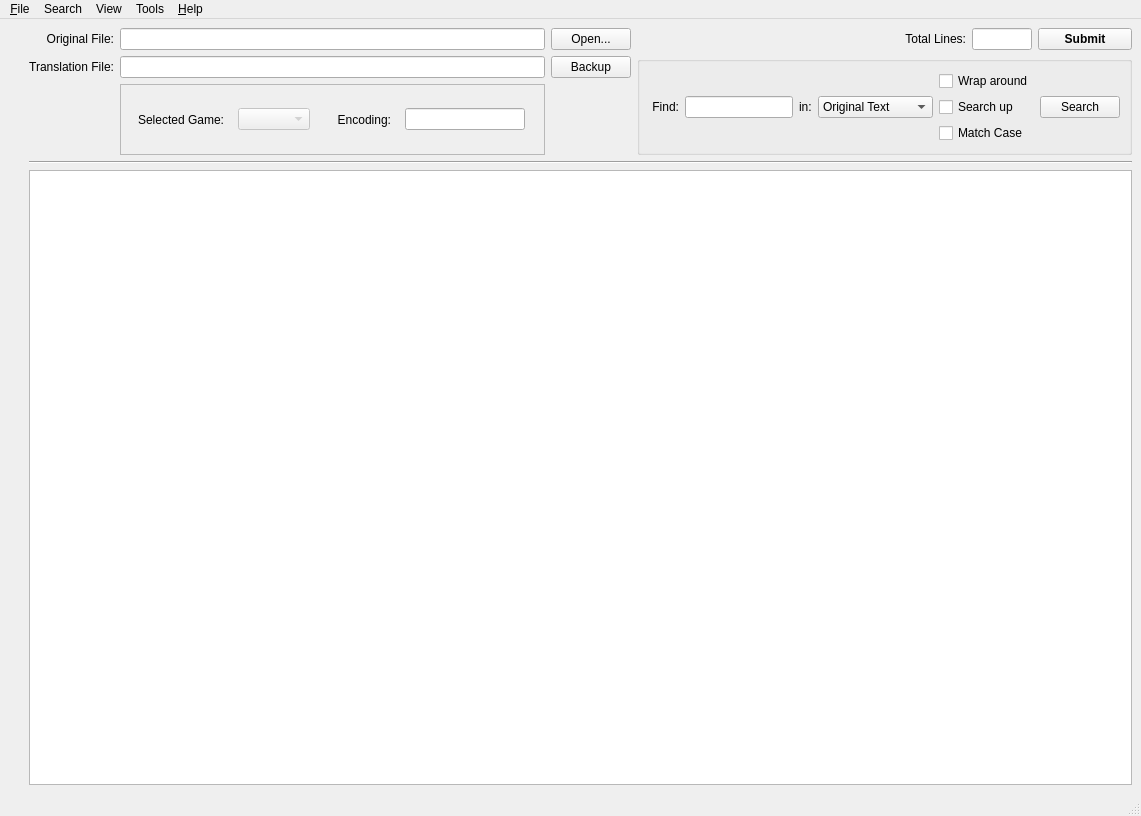
This is MISETranslatorSuite/ui/MISEDialogTranslateUIWin.ui in ShadowNate/MISETranslator as Qt 5 draws it before an edit. The edited form follows.
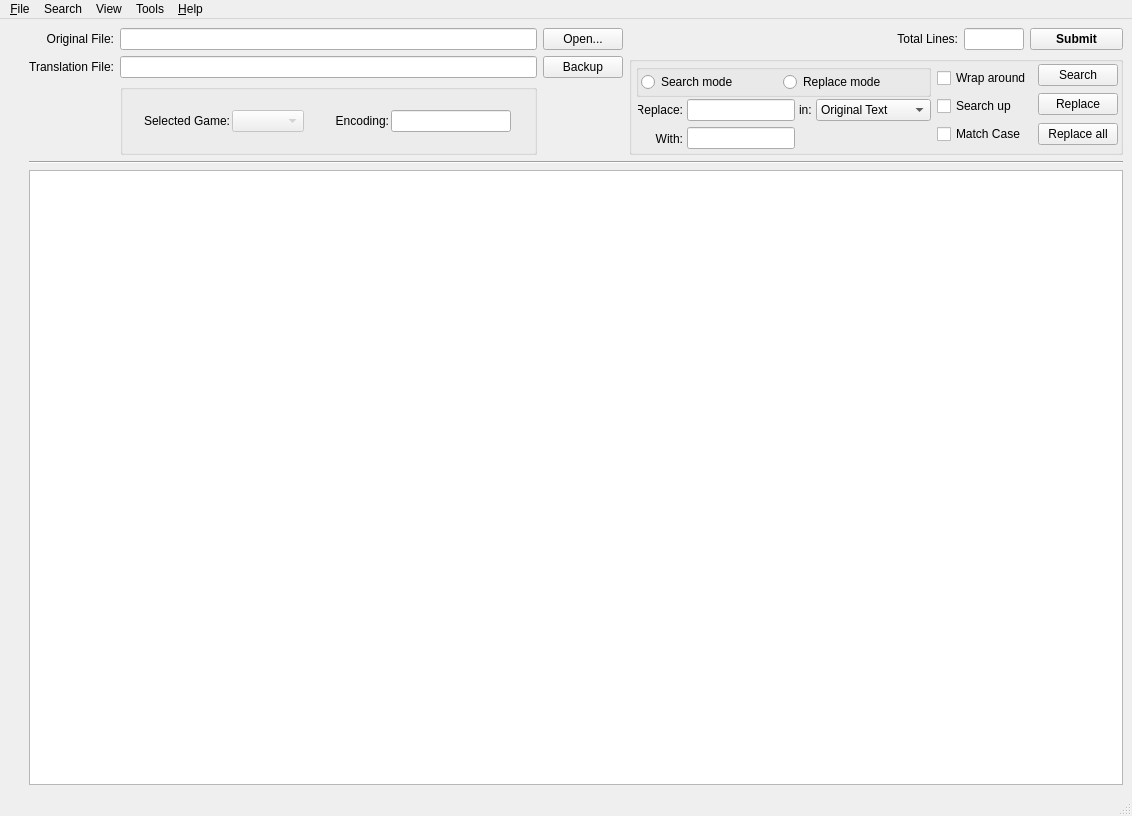
This is the edited form. Icons and pictures are not drawn.

Commit message: Replace mode placeholder ui and initial coding.

```diff
--- a/MISETranslatorSuite/ui/MISEDialogTranslateUIWin.ui
+++ b/MISETranslatorSuite/ui/MISEDialogTranslateUIWin.ui
@@ -6,7 +6,7 @@
    <rect>
     <x>0</x>
     <y>0</y>
-    <width>1141</width>
+    <width>1132</width>
     <height>816</height>
    </rect>
   </property>
@@ -33,6 +33,376 @@
    <layout class="QGridLayout" name="gridLayout_3">
     <item row="0" column="0">
      <layout class="QGridLayout" name="gridLayout_2">
+      <item row="0" column="6">
+       <widget class="QLabel" name="label_3">
+        <property name="text">
+         <string>Total Lines:</string>
+        </property>
+        <property name="alignment">
+         <set>Qt::AlignRight|Qt::AlignTrailing|Qt::AlignVCenter</set>
+        </property>
+       </widget>
+      </item>
+      <item row="1" column="4" rowspan="2" colspan="5">
+       <widget class="QGroupBox" name="groupBox">
+        <property name="font">
+         <font>
+          <kerning>true</kerning>
+         </font>
+        </property>
+        <property name="title">
+         <string/>
+        </property>
+        <layout class="QGridLayout" name="gridLayout">
+         <property name="leftMargin">
+          <number>4</number>
+         </property>
+         <property name="topMargin">
+          <number>2</number>
+         </property>
+         <property name="rightMargin">
+          <number>2</number>
+         </property>
+         <property name="bottomMargin">
+          <number>2</number>
+         </property>
+         <property name="spacing">
+          <number>6</number>
+         </property>
+         <item row="0" column="0">
+          <layout class="QVBoxLayout" name="verticalLayout_3">
+           <property name="spacing">
+            <number>2</number>
+           </property>
+           <property name="sizeConstraint">
+            <enum>QLayout::SetFixedSize</enum>
+           </property>
+           <item>
+            <layout class="QHBoxLayout" name="horizontalLayout_2">
+             <item>
+              <widget class="QGroupBox" name="groupBox_2">
+               <property name="title">
+                <string/>
+               </property>
+               <layout class="QHBoxLayout" name="horizontalLayout_3">
+                <property name="leftMargin">
+                 <number>2</number>
+                </property>
+                <property name="topMargin">
+                 <number>2</number>
+                </property>
+                <property name="bottomMargin">
+                 <number>2</number>
+                </property>
+                <item>
+                 <widget class="QRadioButton" name="searchModeRB">
+                  <property name="text">
+                   <string>Search mode</string>
+                  </property>
+                  <property name="autoExclusive">
+                   <bool>true</bool>
+                  </property>
+                 </widget>
+                </item>
+                <item>
+                 <widget class="QRadioButton" name="replaceModeRB">
+                  <property name="text">
+                   <string>Replace mode</string>
+                  </property>
+                  <property name="autoExclusive">
+                   <bool>true</bool>
+                  </property>
+                 </widget>
+                </item>
+               </layout>
+              </widget>
+             </item>
+            </layout>
+           </item>
+           <item>
+            <layout class="QGridLayout" name="gridLayout_4">
+             <property name="sizeConstraint">
+              <enum>QLayout::SetDefaultConstraint</enum>
+             </property>
+             <property name="horizontalSpacing">
+              <number>4</number>
+             </property>
+             <property name="verticalSpacing">
+              <number>2</number>
+             </property>
+             <item row="3" column="3">
+              <widget class="QLineEdit" name="replaceWithStrTxtBx"/>
+             </item>
+             <item row="0" column="5">
+              <widget class="QComboBox" name="OriginalOrTransCmbBx">
+               <item>
+                <property name="text">
+                 <string>Original Text</string>
+                </property>
+               </item>
+               <item>
+                <property name="text">
+                 <string>Translated Text</string>
+                </property>
+               </item>
+              </widget>
+             </item>
+             <item row="3" column="2">
+              <widget class="QLabel" name="replaceWithLbl">
+               <property name="text">
+                <string>With:</string>
+               </property>
+               <property name="alignment">
+                <set>Qt::AlignRight|Qt::AlignTrailing|Qt::AlignVCenter</set>
+               </property>
+              </widget>
+             </item>
+             <item row="0" column="4">
+              <widget class="QLabel" name="label_7">
+               <property name="text">
+                <string>in:</string>
+               </property>
+              </widget>
+             </item>
+             <item row="0" column="3">
+              <widget class="QLineEdit" name="findStrTxtBx"/>
+             </item>
+             <item row="0" column="2">
+              <widget class="QLabel" name="findReplaceLbl">
+               <property name="sizePolicy">
+                <sizepolicy hsizetype="Fixed" vsizetype="Preferred">
+                 <horstretch>0</horstretch>
+                 <verstretch>0</verstretch>
+                </sizepolicy>
+               </property>
+               <property name="minimumSize">
+                <size>
+                 <width>45</width>
+                 <height>20</height>
+                </size>
+               </property>
+               <property name="maximumSize">
+                <size>
+                 <width>30</width>
+                 <height>20</height>
+                </size>
+               </property>
+               <property name="text">
+                <string>Replace:</string>
+               </property>
+               <property name="alignment">
+                <set>Qt::AlignRight|Qt::AlignTrailing|Qt::AlignVCenter</set>
+               </property>
+              </widget>
+             </item>
+             <item row="0" column="0" rowspan="4">
+              <spacer name="verticalSpacer">
+               <property name="orientation">
+                <enum>Qt::Vertical</enum>
+               </property>
+               <property name="sizeType">
+                <enum>QSizePolicy::Fixed</enum>
+               </property>
+               <property name="sizeHint" stdset="0">
+                <size>
+                 <width>2</width>
+                 <height>40</height>
+                </size>
+               </property>
+              </spacer>
+             </item>
+             <item row="3" column="1">
+              <spacer name="verticalSpacer_4">
+               <property name="orientation">
+                <enum>Qt::Vertical</enum>
+               </property>
+               <property name="sizeType">
+                <enum>QSizePolicy::Fixed</enum>
+               </property>
+               <property name="sizeHint" stdset="0">
+                <size>
+                 <width>0</width>
+                 <height>23</height>
+                </size>
+               </property>
+              </spacer>
+             </item>
+            </layout>
+           </item>
+          </layout>
+         </item>
+         <item row="0" column="1">
+          <layout class="QVBoxLayout" name="verticalLayout">
+           <property name="spacing">
+            <number>4</number>
+           </property>
+           <item>
+            <widget class="QCheckBox" name="findWrapAroundChBx">
+             <property name="sizePolicy">
+              <sizepolicy hsizetype="Fixed" vsizetype="Fixed">
+               <horstretch>101</horstretch>
+               <verstretch>0</verstretch>
+              </sizepolicy>
+             </property>
+             <property name="text">
+              <string>Wrap around</string>
+             </property>
+            </widget>
+           </item>
+           <item>
+            <widget class="QCheckBox" name="findSearchUpChBx">
+             <property name="sizePolicy">
+              <sizepolicy hsizetype="Fixed" vsizetype="Fixed">
+               <horstretch>101</horstretch>
+               <verstretch>0</verstretch>
+              </sizepolicy>
+             </property>
+             <property name="text">
+              <string>Search up</string>
+             </property>
+            </widget>
+           </item>
+           <item>
+            <widget class="QCheckBox" name="findMatchCaseChBx">
+             <property name="text">
+              <string>Match Case</string>
+             </property>
+            </widget>
+           </item>
+          </layout>
+         </item>
+         <item row="0" column="3">
+          <layout class="QGridLayout" name="gridLayout_5">
+           <item row="2" column="1">
+            <widget class="QPushButton" name="replaceAllInQuotesBtn">
+             <property name="text">
+              <string>Replace all</string>
+             </property>
+            </widget>
+           </item>
+           <item row="0" column="1">
+            <widget class="QPushButton" name="FindInQuotesBtn">
+             <property name="text">
+              <string>Search</string>
+             </property>
+             <property name="autoDefault">
+              <bool>false</bool>
+             </property>
+            </widget>
+           </item>
+           <item row="1" column="1">
+            <widget class="QPushButton" name="replaceInQuotesBtn">
+             <property name="text">
+              <string>Replace</string>
+             </property>
+            </widget>
+           </item>
+           <item row="1" column="0" rowspan="2">
+            <spacer name="verticalSpacer_3">
+             <property name="orientation">
+              <enum>Qt::Vertical</enum>
+             </property>
+             <property name="sizeType">
+              <enum>QSizePolicy::Fixed</enum>
+             </property>
+             <property name="sizeHint" stdset="0">
+              <size>
+               <width>0</width>
+               <height>55</height>
+              </size>
+             </property>
+            </spacer>
+           </item>
+          </layout>
+         </item>
+        </layout>
+       </widget>
+      </item>
+      <item row="0" column="7">
+       <widget class="QLineEdit" name="numOfEntriesOrigTxtBx">
+        <property name="sizePolicy">
+         <sizepolicy hsizetype="Fixed" vsizetype="Fixed">
+          <horstretch>0</horstretch>
+          <verstretch>0</verstretch>
+         </sizepolicy>
+        </property>
+        <property name="minimumSize">
+         <size>
+          <width>50</width>
+          <height>0</height>
+         </size>
+        </property>
+        <property name="maximumSize">
+         <size>
+          <width>60</width>
+          <height>16777215</height>
+         </size>
+        </property>
+        <property name="cursor">
+         <cursorShape>ArrowCursor</cursorShape>
+        </property>
+        <property name="focusPolicy">
+         <enum>Qt::NoFocus</enum>
+        </property>
+        <property name="acceptDrops">
+         <bool>false</bool>
+        </property>
+        <property name="toolTip">
+         <string>Number of lines in the original file. You cannot edit this field</string>
+        </property>
+        <property name="whatsThis">
+         <string>This shows the total number of quotes in the original loaded file.</string>
+        </property>
+        <property name="alignment">
+         <set>Qt::AlignRight|Qt::AlignTrailing|Qt::AlignVCenter</set>
+        </property>
+        <property name="readOnly">
+         <bool>true</bool>
+        </property>
+       </widget>
+      </item>
+      <item row="1" column="0">
+       <spacer name="horizontalSpacer_3">
+        <property name="orientation">
+         <enum>Qt::Horizontal</enum>
+        </property>
+        <property name="sizeType">
+         <enum>QSizePolicy::Fixed</enum>
+        </property>
+        <property name="sizeHint" stdset="0">
+         <size>
+          <width>5</width>
+          <height>20</height>
+         </size>
+        </property>
+       </spacer>
+      </item>
+      <item row="0" column="4">
+       <spacer name="horizontalSpacer">
+        <property name="orientation">
+         <enum>Qt::Horizontal</enum>
+        </property>
+        <property name="sizeType">
+         <enum>QSizePolicy::Fixed</enum>
+        </property>
+        <property name="sizeHint" stdset="0">
+         <size>
+          <width>130</width>
+          <height>20</height>
+         </size>
+        </property>
+       </spacer>
+      </item>
+      <item row="1" column="3">
+       <widget class="QPushButton" name="backupBtn">
+        <property name="toolTip">
+         <string>Backups the current target file in the target directory. It won't bakup unsubmitted changes.</string>
+        </property>
+        <property name="text">
+         <string>Backup</string>
+        </property>
+       </widget>
+      </item>
       <item row="0" column="2">
        <widget class="QLineEdit" name="openFileNameTxtBx">
         <property name="acceptDrops">
@@ -197,236 +567,44 @@
         </property>
        </spacer>
       </item>
-      <item row="0" column="6">
-       <widget class="QLabel" name="label_3">
-        <property name="text">
-         <string>Total Lines:</string>
-        </property>
-        <property name="alignment">
-         <set>Qt::AlignRight|Qt::AlignTrailing|Qt::AlignVCenter</set>
-        </property>
-       </widget>
-      </item>
-      <item row="0" column="7">
-       <widget class="QLineEdit" name="numOfEntriesOrigTxtBx">
-        <property name="sizePolicy">
-         <sizepolicy hsizetype="Fixed" vsizetype="Fixed">
-          <horstretch>0</horstretch>
-          <verstretch>0</verstretch>
-         </sizepolicy>
-        </property>
-        <property name="minimumSize">
-         <size>
-          <width>50</width>
-          <height>0</height>
-         </size>
-        </property>
-        <property name="maximumSize">
-         <size>
-          <width>60</width>
-          <height>16777215</height>
-         </size>
-        </property>
-        <property name="cursor">
-         <cursorShape>ArrowCursor</cursorShape>
-        </property>
-        <property name="focusPolicy">
-         <enum>Qt::NoFocus</enum>
-        </property>
-        <property name="acceptDrops">
-         <bool>false</bool>
-        </property>
-        <property name="toolTip">
-         <string>Number of lines in the original file. You cannot edit this field</string>
-        </property>
-        <property name="whatsThis">
-         <string>This shows the total number of quotes in the original loaded file.</string>
-        </property>
-        <property name="alignment">
-         <set>Qt::AlignRight|Qt::AlignTrailing|Qt::AlignVCenter</set>
-        </property>
-        <property name="readOnly">
-         <bool>true</bool>
-        </property>
-       </widget>
-      </item>
-      <item row="1" column="4" rowspan="2" colspan="5">
-       <widget class="QGroupBox" name="groupBox">
-        <property name="title">
-         <string/>
-        </property>
-        <layout class="QGridLayout" name="gridLayout">
-         <item row="0" column="0">
-          <widget class="QLabel" name="label">
-           <property name="sizePolicy">
-            <sizepolicy hsizetype="Fixed" vsizetype="Preferred">
-             <horstretch>0</horstretch>
-             <verstretch>0</verstretch>
-            </sizepolicy>
-           </property>
-           <property name="minimumSize">
-            <size>
-             <width>30</width>
-             <height>20</height>
-            </size>
-           </property>
-           <property name="maximumSize">
-            <size>
-             <width>30</width>
-             <height>20</height>
-            </size>
-           </property>
-           <property name="text">
-            <string>Find:</string>
-           </property>
-           <property name="alignment">
-            <set>Qt::AlignRight|Qt::AlignTrailing|Qt::AlignVCenter</set>
-           </property>
-          </widget>
-         </item>
-         <item row="0" column="1">
-          <widget class="QLineEdit" name="findStrTxtBx"/>
-         </item>
-         <item row="0" column="3">
-          <widget class="QComboBox" name="OriginalOrTransCmbBx">
-           <item>
-            <property name="text">
-             <string>Original Text</string>
-            </property>
-           </item>
-           <item>
-            <property name="text">
-             <string>Translated Text</string>
-            </property>
-           </item>
-          </widget>
-         </item>
-         <item row="0" column="4">
-          <layout class="QVBoxLayout" name="verticalLayout">
-           <item>
-            <widget class="QCheckBox" name="findWrapAroundChBx">
-             <property name="sizePolicy">
-              <sizepolicy hsizetype="Fixed" vsizetype="Fixed">
-               <horstretch>101</horstretch>
-               <verstretch>0</verstretch>
-              </sizepolicy>
-             </property>
-             <property name="text">
-              <string>Wrap around</string>
-             </property>
-            </widget>
-           </item>
-           <item>
-            <widget class="QCheckBox" name="findSearchUpChBx">
-             <property name="sizePolicy">
-              <sizepolicy hsizetype="Fixed" vsizetype="Fixed">
-               <horstretch>101</horstretch>
-               <verstretch>0</verstretch>
-              </sizepolicy>
-             </property>
-             <property name="text">
-              <string>Search up</string>
-             </property>
-            </widget>
-           </item>
-           <item>
-            <widget class="QCheckBox" name="findMatchCaseChBx">
-             <property name="text">
-              <string>Match Case</string>
-             </property>
-            </widget>
-           </item>
-          </layout>
-         </item>
-         <item row="0" column="5">
-          <widget class="QPushButton" name="FindInQuotesBtn">
-           <property name="text">
-            <string>Search</string>
-           </property>
-           <property name="autoDefault">
-            <bool>false</bool>
-           </property>
-          </widget>
-         </item>
-         <item row="0" column="2">
-          <widget class="QLabel" name="label_7">
-           <property name="text">
-            <string>in:</string>
-           </property>
-          </widget>
-         </item>
-        </layout>
-       </widget>
-      </item>
-      <item row="1" column="0">
-       <spacer name="horizontalSpacer_3">
-        <property name="orientation">
-         <enum>Qt::Horizontal</enum>
-        </property>
-        <property name="sizeType">
-         <enum>QSizePolicy::Fixed</enum>
-        </property>
-        <property name="sizeHint" stdset="0">
-         <size>
-          <width>5</width>
-          <height>20</height>
-         </size>
-        </property>
-       </spacer>
-      </item>
-      <item row="0" column="4">
-       <spacer name="horizontalSpacer">
-        <property name="orientation">
-         <enum>Qt::Horizontal</enum>
-        </property>
-        <property name="sizeType">
-         <enum>QSizePolicy::Fixed</enum>
-        </property>
-        <property name="sizeHint" stdset="0">
-         <size>
-          <width>130</width>
-          <height>20</height>
-         </size>
-        </property>
-       </spacer>
-      </item>
       <item row="2" column="2">
-       <widget class="QFrame" name="frame">
-        <property name="frameShape">
-         <enum>QFrame::StyledPanel</enum>
-        </property>
-        <property name="frameShadow">
-         <enum>QFrame::Raised</enum>
-        </property>
-        <layout class="QHBoxLayout" name="horizontalLayout">
+       <widget class="QGroupBox" name="groupBox">
+        <layout class="QHBoxLayout" name="horizontalLayout_5">
          <item>
-          <widget class="QLabel" name="label_5">
-           <property name="sizePolicy">
-            <sizepolicy hsizetype="Fixed" vsizetype="Preferred">
-             <horstretch>0</horstretch>
-             <verstretch>0</verstretch>
-            </sizepolicy>
+          <layout class="QHBoxLayout" name="horizontalLayout">
+           <property name="spacing">
+            <number>2</number>
            </property>
-           <property name="text">
-            <string>Selected Game:</string>
-           </property>
-           <property name="alignment">
-            <set>Qt::AlignRight|Qt::AlignTrailing|Qt::AlignVCenter</set>
-           </property>
-          </widget>
-         </item>
-         <item>
-          <widget class="QComboBox" name="selGameCmBx">
-           <property name="enabled">
-            <bool>false</bool>
-           </property>
-           <property name="sizePolicy">
-            <sizepolicy hsizetype="Fixed" vsizetype="Fixed">
-             <horstretch>0</horstretch>
-             <verstretch>0</verstretch>
-            </sizepolicy>
-           </property>
-          </widget>
+           <item>
+            <widget class="QLabel" name="label_5">
+             <property name="sizePolicy">
+              <sizepolicy hsizetype="Fixed" vsizetype="Preferred">
+               <horstretch>0</horstretch>
+               <verstretch>0</verstretch>
+              </sizepolicy>
+             </property>
+             <property name="text">
+              <string>Selected Game:</string>
+             </property>
+             <property name="alignment">
+              <set>Qt::AlignRight|Qt::AlignTrailing|Qt::AlignVCenter</set>
+             </property>
+            </widget>
+           </item>
+           <item>
+            <widget class="QComboBox" name="selGameCmBx">
+             <property name="enabled">
+              <bool>false</bool>
+             </property>
+             <property name="sizePolicy">
+              <sizepolicy hsizetype="Fixed" vsizetype="Fixed">
+               <horstretch>0</horstretch>
+               <verstretch>0</verstretch>
+              </sizepolicy>
+             </property>
+            </widget>
+           </item>
+          </layout>
          </item>
          <item>
           <spacer name="horizontalSpacer_5">
@@ -445,59 +623,56 @@
           </spacer>
          </item>
          <item>
-          <widget class="QLabel" name="label_6">
-           <property name="sizePolicy">
-            <sizepolicy hsizetype="Fixed" vsizetype="Preferred">
-             <horstretch>0</horstretch>
-             <verstretch>0</verstretch>
-            </sizepolicy>
+          <layout class="QHBoxLayout" name="horizontalLayout_4">
+           <property name="spacing">
+            <number>2</number>
            </property>
-           <property name="text">
-            <string>Encoding:</string>
-           </property>
-           <property name="alignment">
-            <set>Qt::AlignRight|Qt::AlignTrailing|Qt::AlignVCenter</set>
-           </property>
-          </widget>
-         </item>
-         <item>
-          <widget class="QLineEdit" name="selectedEncodingTxtBx">
-           <property name="sizePolicy">
-            <sizepolicy hsizetype="Fixed" vsizetype="Fixed">
-             <horstretch>0</horstretch>
-             <verstretch>0</verstretch>
-            </sizepolicy>
-           </property>
-           <property name="minimumSize">
-            <size>
-             <width>80</width>
-             <height>0</height>
-            </size>
-           </property>
-           <property name="maximumSize">
-            <size>
-             <width>120</width>
-             <height>16777215</height>
-            </size>
-           </property>
-           <property name="alignment">
-            <set>Qt::AlignRight|Qt::AlignTrailing|Qt::AlignVCenter</set>
-           </property>
-          </widget>
+           <item>
+            <widget class="QLabel" name="label_6">
+             <property name="sizePolicy">
+              <sizepolicy hsizetype="Fixed" vsizetype="Preferred">
+               <horstretch>0</horstretch>
+               <verstretch>0</verstretch>
+              </sizepolicy>
+             </property>
+             <property name="text">
+              <string>Encoding:</string>
+             </property>
+             <property name="alignment">
+              <set>Qt::AlignRight|Qt::AlignTrailing|Qt::AlignVCenter</set>
+             </property>
+            </widget>
+           </item>
+           <item>
+            <widget class="QLineEdit" name="selectedEncodingTxtBx">
+             <property name="sizePolicy">
+              <sizepolicy hsizetype="Fixed" vsizetype="Fixed">
+               <horstretch>0</horstretch>
+               <verstretch>0</verstretch>
+              </sizepolicy>
+             </property>
+             <property name="minimumSize">
+              <size>
+               <width>80</width>
+               <height>0</height>
+              </size>
+             </property>
+             <property name="maximumSize">
+              <size>
+               <width>120</width>
+               <height>16777215</height>
+              </size>
+             </property>
+             <property name="alignment">
+              <set>Qt::AlignRight|Qt::AlignTrailing|Qt::AlignVCenter</set>
+             </property>
+            </widget>
+           </item>
+          </layout>
          </item>
         </layout>
        </widget>
       </item>
-      <item row="1" column="3">
-       <widget class="QPushButton" name="backupBtn">
-        <property name="toolTip">
-         <string>Backups the current target file in the target directory. It won't bakup unsubmitted changes.</string>
-        </property>
-        <property name="text">
-         <string>Backup</string>
-        </property>
-       </widget>
-      </item>
      </layout>
     </item>
    </layout>
@@ -507,7 +682,7 @@
     <rect>
      <x>0</x>
      <y>0</y>
-     <width>1141</width>
+     <width>1132</width>
      <height>21</height>
     </rect>
    </property>
```
The commit also changes 1 other file.
